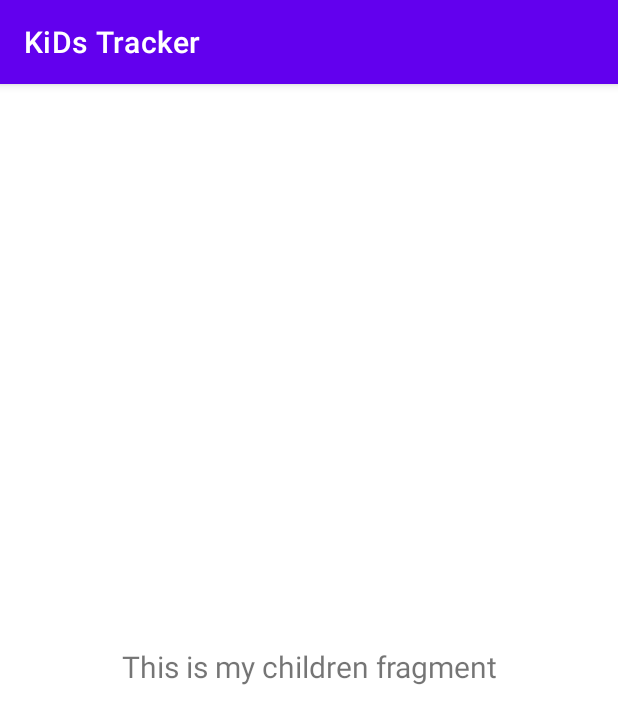
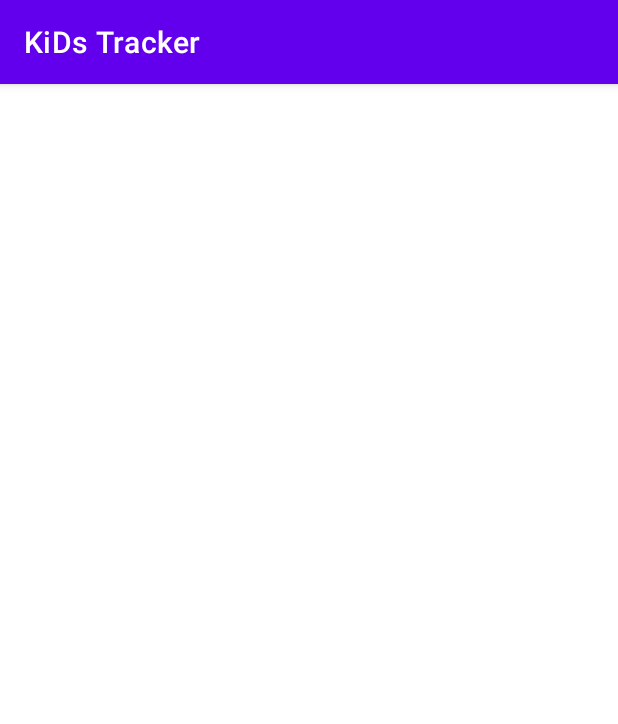
Before and after one commit to KiDs-Tracker/KiDsTracker, an Android app: the fragment ChildrenFragment shown on its own in the app's theme, on a phone screen of 412 x 824 dp. Shown: the top 724 px of the screen. Run offline under Robolectric (Android 15) with nearby library versions, the light colour scheme and no system bars.

Commit message:
deleted useless code

```diff
--- a/app/src/main/java/com/example/kidstracker/ui/children/ChildrenFragment.java
+++ b/app/src/main/java/com/example/kidstracker/ui/children/ChildrenFragment.java
@@ -27,13 +27,7 @@ public class ChildrenFragment extends Fragment {
         mViewModel = new ViewModelProvider(this).get(ChildrenViewModel.class);
 
         View root = inflater.inflate(R.layout.fragment_children, container, false);
-        final TextView textView = root.findViewById(R.id.text_children);
-        mViewModel.getText().observe(getViewLifecycleOwner(), new Observer<String>() {
-            @Override
-            public void onChanged(@Nullable String s) {
-                textView.setText(s);
-            }
-        });
+
         return root;
     }
 
```
